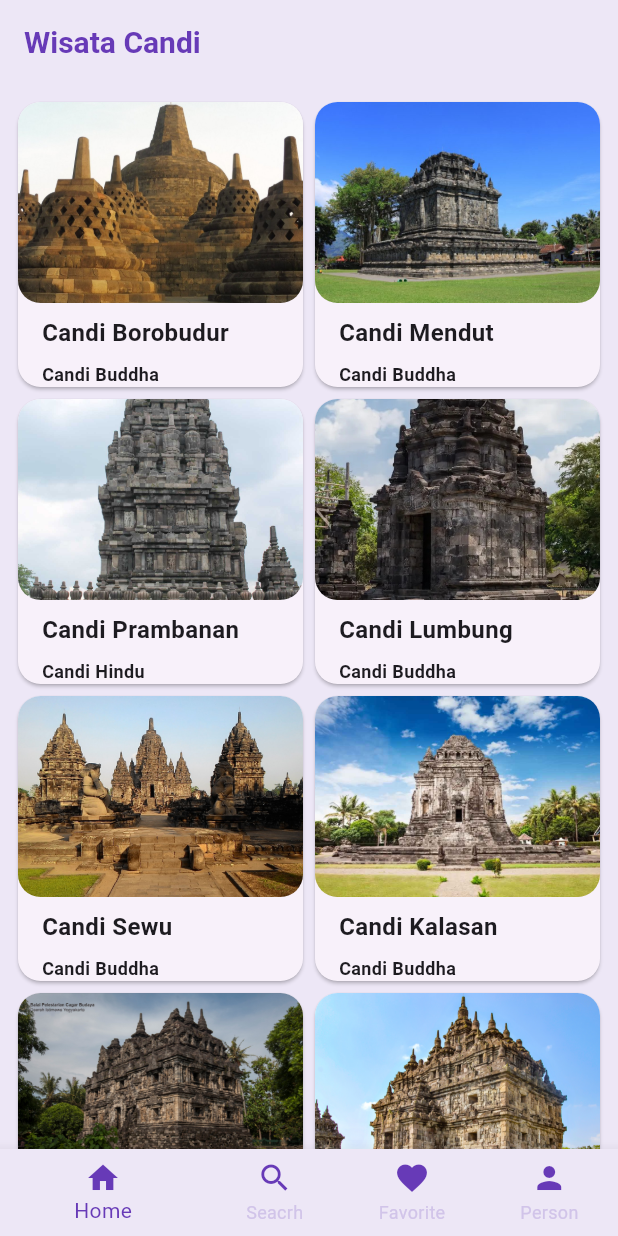
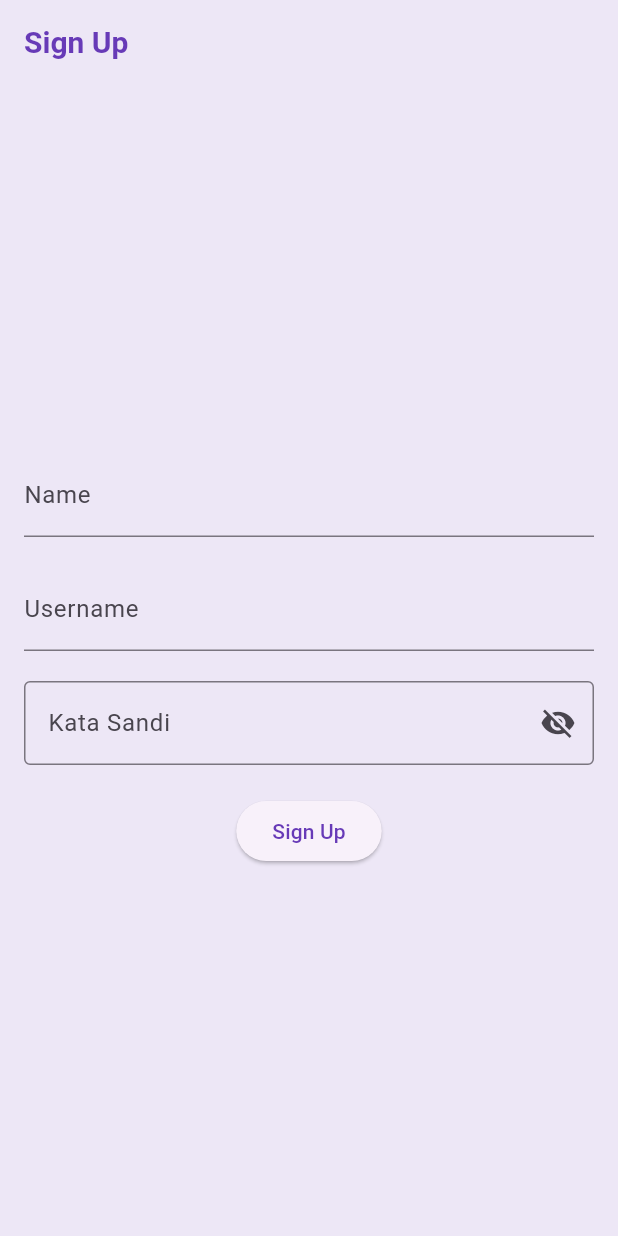
Before and after one commit to Mobile-Programming-MDP/materi-latihan-flutter-ReniAurelia-2226250028, a Flutter app: the screen it shows after launch, on a phone screen of 412 x 824 dp. Run offline on Flutter 3.47's test engine with Material 2 defaults, Android fonts, the phone set to English and light mode, and no system bars; our stand-ins replace shared_preferences.

Commit message:
pertemuan 22

```diff
--- a/wisata_candi/lib/main.dart
+++ b/wisata_candi/lib/main.dart
@@ -1,11 +1,12 @@
 import 'package:flutter/material.dart';
+import 'package:wisata_candi/data/candi_data.dart';
+import 'package:wisata_candi/screens/detail_screen.dart';
 import 'package:wisata_candi/screens/favorite_screen.dart';
 import 'package:wisata_candi/screens/home_screen.dart';
-// import 'package:wisata_candi/data/candi_data.dart';
-// import 'package:wisata_candi/screens/detail_screen.dart';
 import 'package:wisata_candi/screens/profile_screen.dart';
 import 'package:wisata_candi/screens/search_screen.dart';
-// import 'package:wisata_candi/screens/SignInScreen.dart';
+import 'package:wisata_candi/screens/SignInScreen.dart';
+import 'package:wisata_candi/screens/SignUpScreen.dart';
 
 void main() {
   runApp(const MyApp());
@@ -18,6 +19,7 @@ class MyApp extends StatelessWidget {
   Widget build(BuildContext context) {
     return MaterialApp(
       title: 'Wisata Candi',
+      debugShowCheckedModeBanner: false,
       theme: ThemeData(
         appBarTheme: const AppBarTheme(
           iconTheme: IconThemeData(color: Colors.deepPurple),
@@ -34,11 +36,19 @@ class MyApp extends StatelessWidget {
         ),
         useMaterial3: true,
       ),
-      //home: HomeScreen(),
-      //home: const SearchScreen(),
-      //home: SignInScreen(),
-      //home: DetailScreen(candi: candiList[0]),
-      home: MainScreen(),
+       home: SignUpScreen(),
+      // home: MainScreen(),
+      // home: HomeScreen(),
+      // home: SearchScreen(),
+      // home: const ProfileScreen(),
+      // home: SignInScreen(),
+      // home: DetailScreen(candi: candiList[0]),
+      initialRoute: '/',
+      routes: {
+        '/homescreen': (context) => const HomeScreen(),
+        '/signin': (context) => SignInScreen(),
+        '/signup': (context) => const SignUpScreen(),
+      },
     );
   }
 }
@@ -51,7 +61,7 @@ class MainScreen extends StatefulWidget {
 }
 
 class _MainScreenState extends State<MainScreen> {
-  //TOD: 1 Deklarasikan variabel
+  // TODO: 1. Deklarasikan variabel
   int _currentIndex = 0;
   final List<Widget> _children = [
     HomeScreen(),
@@ -62,55 +72,52 @@ class _MainScreenState extends State<MainScreen> {
   @override
   Widget build(BuildContext context) {
     return Scaffold(
-      //TODO: 2 Buat properti body berupa widget yang ditampilkan
+      // TODO: 2. Buat properti body berupa widget yag ditampilkan
       body: _children[_currentIndex],
-      //TODO: 3 Buat properti bottonNavigationBar dengan nilai Theme
+      // TODO: 3. Buat properti bottomNavigatorBar dengan nilai Theme
       bottomNavigationBar: Theme(
-        //TODO: 4 Buat data dan child dari Theme
+        // TODO: 4. Buat data dan child dari Theme
         data: Theme.of(context).copyWith(
           canvasColor: Colors.deepPurple[50],
         ),
         child: BottomNavigationBar(
+          type: BottomNavigationBarType.fixed,
           currentIndex: _currentIndex,
           onTap: (index) {
             setState(() {
               _currentIndex = index;
             });
           },
-          items: const [
+          items: [
             BottomNavigationBarItem(
                 icon: Icon(
                   Icons.home,
                   color: Colors.deepPurple,
                 ),
-              label: 'Home',
-            ),
+                label: 'Home'),
             BottomNavigationBarItem(
                 icon: Icon(
                   Icons.search,
                   color: Colors.deepPurple,
                 ),
-              label: 'Seacrh',
-            ),
+                label: 'Search'),
             BottomNavigationBarItem(
                 icon: Icon(
                   Icons.favorite,
                   color: Colors.deepPurple,
                 ),
-              label: 'Favorite',
-            ),
+                label: 'Favorite'),
             BottomNavigationBarItem(
                 icon: Icon(
                   Icons.person,
                   color: Colors.deepPurple,
                 ),
-              label: 'Person',
-            ),
+                label: 'Profile'),
           ],
           selectedItemColor: Colors.deepPurple,
           unselectedItemColor: Colors.deepPurple[100],
           showUnselectedLabels: true,
-        ),
+        )
       ),
     );
   }
--- /dev/null
+++ b/wisata_candi/lib/screens/SignUpScreen.dart
@@ -0,0 +1,118 @@
+import 'package:flutter/material.dart';
+import 'package:shared_preferences/shared_preferences.dart';
+import 'package:wisata_candi/screens/SignInScreen.dart';
+
+class SignUpScreen extends StatefulWidget {
+  const SignUpScreen({super.key});
+
+  @override
+  State<SignUpScreen> createState() => _SignUpScreenState();
+}
+
+class _SignUpScreenState extends State<SignUpScreen> {
+  final TextEditingController _nameController = TextEditingController();
+  final TextEditingController _usernameController = TextEditingController();
+  final TextEditingController _passwordController = TextEditingController();
+
+  String _errorText = '';
+  bool _obscurePassword = true;
+
+  // TODO: 1. Membuar fungsi _signUp
+  void _signUp() async {
+    final SharedPreferences prefs = await SharedPreferences.getInstance();
+    final String name = _nameController.text.trim();
+    final String username = _usernameController.text.trim();
+    final String password = _passwordController.text.trim();
+
+    if (password.length < 8 ||
+      !password.contains(RegExp(r'[A-Z]')) ||
+      !password.contains(RegExp(r'[a-z]')) ||
+      !password.contains(RegExp(r'[0-9]')) ||
+      !password.contains(RegExp(r'[!@#\$%^&*(),.?":{}|<>]'))) {
+      setState(() {
+        _errorText =
+        'Minimal 8 karakter, kombinasi [A-Z], [a-z], [0-9], [!@#\$%^&*(),.?":{}|<>]';
+      });
+    return;
+    }
+    // simpan data pengguna di SharedPreferences
+    prefs.setString('fulname', name);
+    prefs.setString('username', username);
+    prefs.setString('password', password);
+
+    // buat navigasi ke SignInScreen
+    Navigator.pushReplacementNamed(context, '/signin');
+  }
+  // TODO: 2. Membuat fungsi dispose
+  @override
+  void dispose() {
+    _nameController.dispose();
+    _usernameController.dispose();
+    _passwordController.dispose();
+    super.dispose();
+  }
+
+  @override
+  Widget build(BuildContext context) {
+    return Scaffold(
+      appBar: AppBar(
+        title: const Text('Sign Up'),
+      ),
+      body: Center(
+        child: SingleChildScrollView(
+          child: Padding(
+            padding: const EdgeInsets.all(16),
+            child: Form(
+              child: Column(
+                crossAxisAlignment: CrossAxisAlignment.center,
+                mainAxisAlignment: MainAxisAlignment.center,
+                children: [
+                  TextFormField(
+                    controller: _nameController,
+                    decoration: InputDecoration(
+                      labelText: 'Name',
+                      hintText: 'Masukkan Nama Anda',
+                    ),
+                  ),
+                  const SizedBox(height: 20),
+                  TextFormField(
+                    controller: _usernameController,
+                    decoration: InputDecoration(
+                      labelText: 'Username',
+                      hintText: 'Masukkan Username',
+                      errorText: _errorText.isNotEmpty ? _errorText : null,
+                    ),
+                  ),
+                  const SizedBox(height: 20),
+                  TextFormField(
+                    controller: _passwordController,
+                    decoration: InputDecoration(
+                      labelText: 'Kata Sandi',
+                      errorText: _errorText.isNotEmpty ? _errorText : null,
+                      border: const OutlineInputBorder(),
+                      suffixIcon: IconButton(
+                        icon: Icon(
+                          _obscurePassword ? Icons.visibility_off : Icons.visibility,
+                        ),
+                        onPressed: (){
+                          setState(() {
+                            _obscurePassword = !_obscurePassword;
+                          });
+                        },
+                      ),
+                    ),
+                    obscureText: _obscurePassword,
+                  ),
+                  const SizedBox(height: 20),
+                  ElevatedButton(
+                    onPressed: _signUp,
+                    child: Text('Sign Up')),
+                ],
+              ),
+            ),
+          ),
+        ),
+      ),
+    );
+  }
+}
--- a/wisata_candi/pubspec.yaml
+++ b/wisata_candi/pubspec.yaml
@@ -30,6 +30,7 @@ environment:
 dependencies:
   flutter:
     sdk: flutter
+  shared_preferences: ^2.0.8
 
 
   # The following adds the Cupertino Icons font to your application.
```
Also changed, not shown: wisata_candi/lib/screens/SignInScreen.dart (+49 -5 lines), wisata_candi/lib/screens/detail_screen.dart (+73 -12 lines), wisata_candi/lib/screens/favorite_screen.dart (added, +15 -0 lines), wisata_candi/lib/screens/profile_screen.dart (+21 -9 lines), wisata_candi/pubspec.lock, 1 other file. Lines whose indentation alone changed are shown as unchanged.
